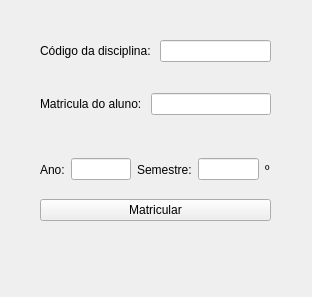
Old version of the form SistemaDeMatriculas-V0/criamatricula.ui in the repository leonardopereira10/UEG.
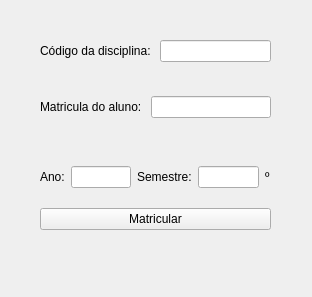
New version of the form. Icons and pictures are not drawn.

Diff of the .ui file:
```diff
--- a/SistemaDeMatriculas-V0/criamatricula.ui
+++ b/SistemaDeMatriculas-V0/criamatricula.ui
@@ -17,13 +17,13 @@
    <iconset resource="Imagens/imagens.qrc">
     <normaloff>:/imagens/Cadastrar.png</normaloff>:/imagens/Cadastrar.png</iconset>
   </property>
-  <widget class="QWidget" name="">
+  <widget class="QWidget" name="layoutWidget">
    <property name="geometry">
     <rect>
      <x>40</x>
      <y>40</y>
      <width>231</width>
-     <height>181</height>
+     <height>190</height>
     </rect>
    </property>
    <layout class="QVBoxLayout" name="verticalLayout_3">
```
Left out of the diff: 6 changed lines with no effect on the pictures.
